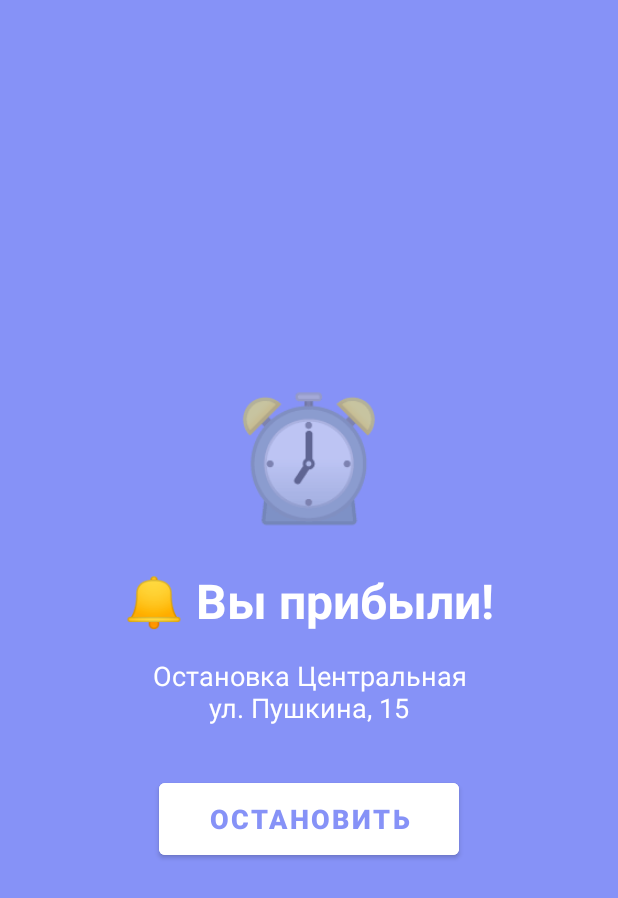
After one commit to rudeek/sleepy-trip, an Android app: the layout activity_alarm.xml on its own in the app's theme, with its tools: preview values and no code run, on a phone screen of 412 x 824 dp. The commit adds this screen. Shown: the top 898 px of the screen. Run offline under Robolectric (Android 15) with nearby library versions, the phone set to English and light mode, and no system bars.

Commit message:
added alarm manager

```diff
--- a/app/build.gradle
+++ b/app/build.gradle
@@ -47,4 +47,5 @@ dependencies {
     androidTestImplementation libs.espresso.core
     implementation libs.room.runtime
     annotationProcessor libs.room.compiler
+    implementation libs.play.services.location
 }
--- /dev/null
+++ b/app/src/main/res/layout/activity_alarm.xml
@@ -0,0 +1,58 @@
+<?xml version="1.0" encoding="utf-8"?>
+<RelativeLayout xmlns:android="http://schemas.android.com/apk/res/android"
+    android:layout_width="match_parent"
+    android:layout_height="match_parent"
+    android:background="@color/lavender"
+    android:padding="32dp">
+
+    <LinearLayout
+        android:layout_width="match_parent"
+        android:layout_height="wrap_content"
+        android:layout_centerInParent="true"
+        android:orientation="vertical"
+        android:gravity="center">
+
+        <!-- Иконка будильника -->
+        <TextView
+            android:layout_width="wrap_content"
+            android:layout_height="wrap_content"
+            android:text="⏰"
+            android:textSize="80sp"
+            android:layout_marginBottom="24dp"/>
+
+        <!-- Заголовок -->
+        <TextView
+            android:id="@+id/tv_alarm_title"
+            android:layout_width="wrap_content"
+            android:layout_height="wrap_content"
+            android:text="🔔 Вы прибыли!"
+            android:textSize="32sp"
+            android:textStyle="bold"
+            android:textColor="@color/white"
+            android:layout_marginBottom="16dp"/>
+
+        <!-- Информация о локации -->
+        <TextView
+            android:id="@+id/tv_alarm_message"
+            android:layout_width="wrap_content"
+            android:layout_height="wrap_content"
+            android:text="Остановка Центральная\nул. Пушкина, 15"
+            android:textSize="18sp"
+            android:textColor="@color/white"
+            android:gravity="center"
+            android:layout_marginBottom="32dp"/>
+
+        <!-- Кнопка остановки будильника -->
+        <Button
+            android:id="@+id/btn_stop_alarm"
+            android:layout_width="200dp"
+            android:layout_height="60dp"
+            android:text="ОСТАНОВИТЬ"
+            android:textSize="18sp"
+            android:textStyle="bold"
+            android:backgroundTint="@color/white"
+            android:textColor="@color/lavender"/>
+
+    </LinearLayout>
+
+</RelativeLayout>
--- a/gradle/libs.versions.toml
+++ b/gradle/libs.versions.toml
@@ -10,6 +10,7 @@ constraintlayout = "2.1.4"
 playServicesMaps = "19.2.0"
 googleAndroidLibrariesMapsplatformSecretsGradlePlugin = "2.0.1"
 room = "2.6.1"
+playServicesLocation = "21.0.1"
 
 [libraries]
 junit = { group = "junit", name = "junit", version.ref = "junit" }
@@ -22,6 +23,7 @@ constraintlayout = { group = "androidx.constraintlayout", name = "constraintlayo
 play-services-maps = { group = "com.google.android.gms", name = "play-services-maps", version.ref = "playServicesMaps" }
 room-runtime = { group = "androidx.room", name = "room-runtime", version.ref = "room" }
 room-compiler = { group = "androidx.room", name = "room-compiler", version.ref = "room" }
+play-services-location = { group = "com.google.android.gms", name = "play-services-location", version.ref = "playServicesLocation" }
 
 [plugins]
 android-application = { id = "com.android.application", version.ref = "agp" }
```
Also changed, not shown: app/src/main/AndroidManifest.xml (+35 -1 lines), app/src/main/java/com/example/sleepytrip/AlarmActivity.java (added, +115 -0 lines), app/src/main/java/com/example/sleepytrip/AppDatabase.java (+3 -5 lines), app/src/main/java/com/example/sleepytrip/HomeFragment.java (+118 -10 lines), app/src/main/java/com/example/sleepytrip/Location.java (+12 -0 lines), app/src/main/java/com/example/sleepytrip/LocationAdapter.java (+12 -16 lines), app/src/main/java/com/example/sleepytrip/LocationDao.java (+4 -6 lines), app/src/main/java/com/example/sleepytrip/LocationService.java (added, +174 -0 lines), app/src/main/res/layout/item_location.xml (+11 -13 lines).
